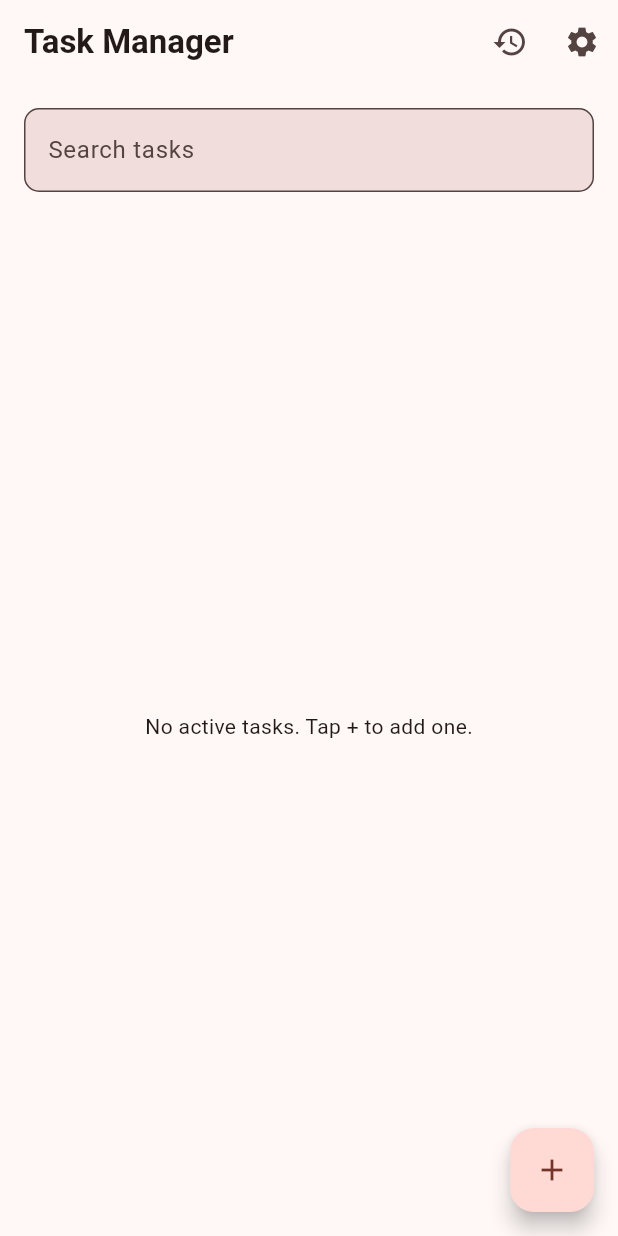
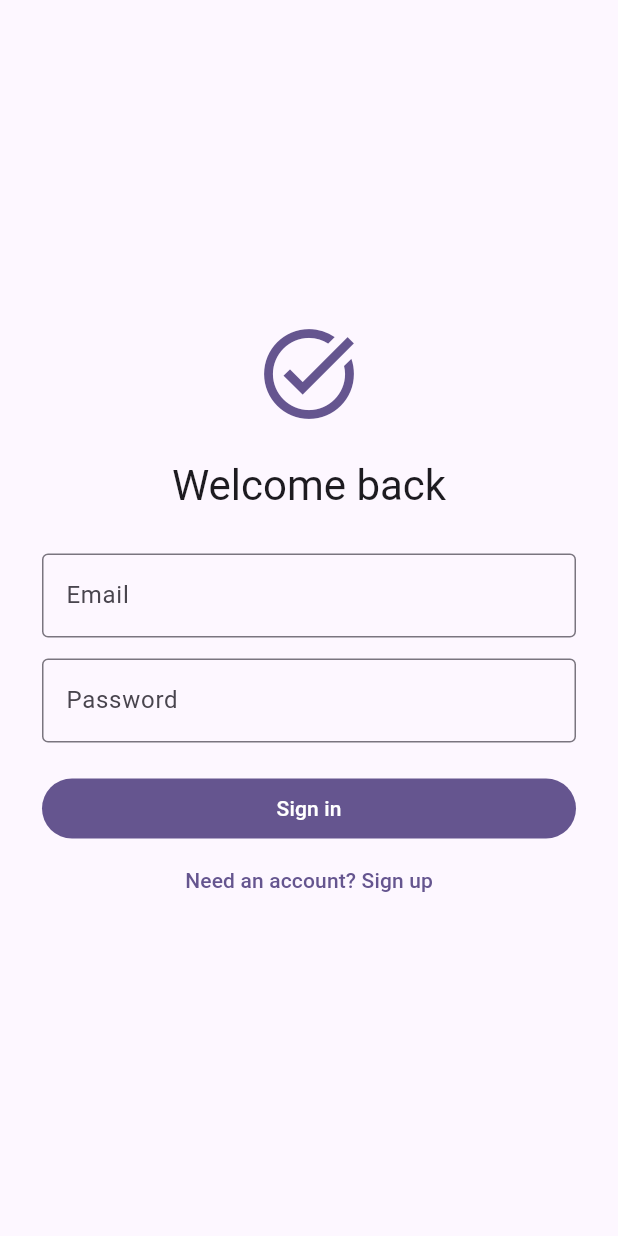
Before and after one commit to sumanmagar69/task-manager, a Flutter app: the screen it shows after launch, on a phone screen of 412 x 824 dp. Run offline on Flutter 3.47's test engine with Material 3 defaults, Android fonts, the phone set to English and light mode, and no system bars; our stand-ins replace cloud_firestore, firebase_auth, firebase_core, shared_preferences, sqflite; accounts and stored records are empty.

Commit message:
Implement Firebase Auth, Firestore CRUD, Provider state management, and dynamic themes

```diff
--- a/lib/main.dart
+++ b/lib/main.dart
@@ -1,106 +1,14 @@
+import 'package:firebase_core/firebase_core.dart';
 import 'package:flutter/material.dart';
-import 'package:task_manager/models/database_helper.dart';
-import 'package:task_manager/models/task.dart';
-import 'package:task_manager/pages/add.dart';
-import 'package:task_manager/pages/settings.dart';
-import 'package:task_manager/pages/update.dart';
-import 'package:task_manager/pages/loading.dart';
-import 'package:task_manager/pages/history.dart';
+import 'package:provider/provider.dart';
+import 'providers/auth_provider.dart';
+import 'providers/task_provider.dart';
+import 'providers/theme_provider.dart';
+import 'screens/auth_screen.dart';
+import 'screens/home_screen.dart';
+import 'services/auth_service.dart';
+import 'services/task_service.dart';
+import 'theme/app_theme.dart';
 
-void main() => runApp(const MyApp());
-
-class RouteNames {
-  static const home = '/';
-  static const add = '/addtask';
-  static const updateDelete = '/update_delete';
-  static const history = '/history';
-  static const settings = '/settings';
-}
-
-class MyApp extends StatelessWidget {
-  const MyApp({super.key});
-  @override
-  Widget build(BuildContext context) => MaterialApp(
-        debugShowCheckedModeBanner: false,
-        title: 'Task Manager',
-        theme: ThemeData(colorScheme: ColorScheme.fromSeed(seedColor: Colors.red), useMaterial3: true),
-        initialRoute: RouteNames.home,
-        routes: {
-          RouteNames.home: (_) => const LoadingPage(),
-          RouteNames.add: (_) => const AddTaskPage(),
-          RouteNames.updateDelete: (context) => UpdateorDeleteTask(index: ModalRoute.of(context)!.settings.arguments as int),
-          RouteNames.history: (_) => const HistoryPage(),
-          RouteNames.settings: (_) => const SettingsPage(),
-        },
-      );
-}
-
-List<List<Object>> tasks = [];
-
-class MyHomePage extends StatefulWidget {
-  const MyHomePage({super.key});
-  @override
-  State<MyHomePage> createState() => _MyHomePageState();
-}
-
-class _MyHomePageState extends State<MyHomePage> {
-  final DatabaseHelper _databaseHelper = DatabaseHelper();
-  List<Task> _tasks = [];
-
-  @override
-  void initState() {
-    super.initState();
-    _loadTasks();
-  }
-
-  Future<void> _loadTasks() async {
-    final stored = await _databaseHelper.getTasks();
-    final active = stored.where((task) => !task.completed).toList();
-    if (!mounted) return;
-    setState(() {
-      _tasks = active;
-      tasks = active.map((task) => <Object>[task.id!, task.title, task.date, task.level, task.completed]).toList();
-    });
-  }
-
-  @override
-  Widget build(BuildContext context) => Scaffold(
-        appBar: AppBar(
-          title: const Text('Task Manager', style: TextStyle(fontWeight: FontWeight.bold)),
-          actions: [
-            IconButton(onPressed: () => Navigator.pushNamed(context, RouteNames.history), icon: const Icon(Icons.history_outlined)),
-            IconButton(onPressed: () => Navigator.pushNamed(context, RouteNames.settings), icon: const Icon(Icons.settings)),
-          ],
-        ),
-        body: Column(children: [
-          Padding(padding: const EdgeInsets.all(16), child: TextField(decoration: InputDecoration(hintText: 'Search tasks', filled: true, border: OutlineInputBorder(borderRadius: BorderRadius.circular(10))))),
-          Expanded(
-            child: _tasks.isEmpty
-                ? const Center(child: Text('No active tasks. Tap + to add one.'))
-                : ListView.builder(
-                    itemCount: tasks.length,
-                    itemBuilder: (context, index) => ListTile(
-                      title: TextButton(
-                        onPressed: () async {
-                          await Navigator.pushNamed(context, RouteNames.updateDelete, arguments: index);
-                          _loadTasks();
-                        },
-                        style: TextButton.styleFrom(alignment: Alignment.centerLeft, padding: EdgeInsets.zero),
-                        child: Text(tasks[index][1].toString()),
-                      ),
-                      subtitle: Text('${tasks[index][2]} • ${tasks[index][3]}'),
-                      trailing: Checkbox(
-                        value: tasks[index][4] as bool,
-                        onChanged: (value) async {
-                          final task = _tasks[index];
-                          await _databaseHelper.updateTask(task.copyWith(completed: value ?? false));
-                          _loadTasks();
-                        },
-                      ),
-                    ),
-                  ),
-          ),
-        ]),
-        floatingActionButton: FloatingActionButton(onPressed: () async { await Navigator.pushNamed(context, RouteNames.add); _loadTasks(); }, child: const Icon(Icons.add)),
-      );
-}
+Future<void> main() async { WidgetsFlutterBinding.ensureInitialized(); await Firebase.initializeApp(); final theme = ThemeProvider(); await theme.load(); runApp(MultiProvider(providers: [ChangeNotifierProvider.value(value: theme), ChangeNotifierProvider(create: (_) => AuthProvider(AuthService()))], child: const TaskManagerApp())); }
+class TaskManagerApp extends StatelessWidget { const TaskManagerApp({super.key}); @override Widget build(BuildContext context) => Consumer<AuthProvider>(builder: (_, auth, __) => MaterialApp(debugShowCheckedModeBanner: false, title: 'Task Manager', theme: AppTheme.light, darkTheme: AppTheme.dark, themeMode: context.watch<ThemeProvider>().mode, home: auth.loading ? const Scaffold(body: Center(child: CircularProgressIndicator())) : auth.user == null ? const AuthScreen() : ChangeNotifierProvider(create: (_) => TaskProvider(TaskService(), auth.user!.uid), child: const HomeScreen()))); }
--- a/lib/models/task.dart
+++ b/lib/models/task.dart
@@ -1,11 +1,19 @@
+import 'package:cloud_firestore/cloud_firestore.dart';
+
 class Task {
-  final int? id;
+  const Task({required this.id, required this.title, required this.description, required this.completed, required this.createdAt});
+  final String id;
   final String title;
-  final String date;
-  final String level;
+  final String description;
   final bool completed;
-  const Task({this.id, required this.title, required this.date, required this.level, required this.completed});
-  Map<String, dynamic> toMap() => {'id': id, 'title': title, 'date': date, 'level': level, 'completed': completed ? 1 : 0};
-  factory Task.fromMap(Map<String, dynamic> map) => Task(id: map['id'] as int?, title: map['title'] as String, date: map['date'] as String, level: map['level'] as String, completed: map['completed'] == 1);
-  Task copyWith({bool? completed}) => Task(id: id, title: title, date: date, level: level, completed: completed ?? this.completed);
+  final DateTime createdAt;
+
+  factory Task.fromDocument(DocumentSnapshot<Map<String, dynamic>> document) {
+    final data = document.data() ?? <String, dynamic>{};
+    final timestamp = data['createdAt'];
+    return Task(id: document.id, title: data['title'] as String? ?? '', description: data['description'] as String? ?? '', completed: data['completed'] as bool? ?? false, createdAt: timestamp is Timestamp ? timestamp.toDate() : DateTime.now());
+  }
+
+  Map<String, dynamic> toMap() => {'title': title, 'description': description, 'completed': completed, 'createdAt': Timestamp.fromDate(createdAt)};
+  Task copyWith({String? title, String? description, bool? completed}) => Task(id: id, title: title ?? this.title, description: description ?? this.description, completed: completed ?? this.completed, createdAt: createdAt);
 }
--- /dev/null
+++ b/lib/providers/auth_provider.dart
@@ -0,0 +1,21 @@
+import 'dart:async';
+import 'package:firebase_auth/firebase_auth.dart';
+import 'package:flutter/foundation.dart';
+import '../services/auth_service.dart';
+
+class AuthProvider extends ChangeNotifier {
+  AuthProvider(this._service) { _subscription = _service.authStateChanges.listen((user) { _user = user; _loading = false; notifyListeners(); }); }
+  final AuthService _service;
+  late final StreamSubscription<User?> _subscription;
+  User? _user;
+  bool _loading = true;
+  String? _error;
+  User? get user => _user;
+  bool get loading => _loading;
+  String? get error => _error;
+  Future<bool> signIn(String email, String password) => _run(() => _service.signIn(email, password));
+  Future<bool> signUp(String email, String password) => _run(() => _service.signUp(email, password));
+  Future<void> signOut() => _service.signOut();
+  Future<bool> _run(Future<void> Function() operation) async { _error = null; try { await operation(); return true; } on FirebaseAuthException catch (error) { _error = error.message ?? 'Authentication failed'; } catch (_) { _error = 'Something went wrong'; } notifyListeners(); return false; }
+  @override void dispose() { _subscription.cancel(); super.dispose(); }
+}
--- /dev/null
+++ b/lib/providers/task_provider.dart
@@ -0,0 +1,20 @@
+import 'dart:async';
+import 'package:flutter/foundation.dart';
+import '../models/task.dart';
+import '../services/task_service.dart';
+
+class TaskProvider extends ChangeNotifier {
+  TaskProvider(this._service, this.uid) { _subscription = _service.watchTasks(uid).listen((value) { _tasks = value; _error = null; notifyListeners(); }, onError: (_) { _error = 'Unable to load tasks. Check Firestore setup.'; notifyListeners(); }); }
+  final TaskService _service;
+  final String uid;
+  late final StreamSubscription<List<Task>> _subscription;
+  List<Task> _tasks = [];
+  String? _error;
+  List<Task> get tasks => List.unmodifiable(_tasks);
+  String? get error => _error;
+  Future<void> add(String title, String description) => _service.createTask(uid, title, description);
+  Future<void> update(Task task, String title, String description) => _service.updateTask(uid, task.copyWith(title: title.trim(), description: description.trim()));
+  Future<void> toggle(Task task) => _service.updateTask(uid, task.copyWith(completed: !task.completed));
+  Future<void> remove(Task task) => _service.deleteTask(uid, task.id);
+  @override void dispose() { _subscription.cancel(); super.dispose(); }
+}
--- /dev/null
+++ b/lib/providers/theme_provider.dart
@@ -0,0 +1,9 @@
+import 'package:flutter/material.dart';
+import 'package:shared_preferences/shared_preferences.dart';
+
+class ThemeProvider extends ChangeNotifier {
+  ThemeMode _mode = ThemeMode.light;
+  ThemeMode get mode => _mode;
+  Future<void> load() async { final preferences = await SharedPreferences.getInstance(); _mode = preferences.getBool('darkMode') == true ? ThemeMode.dark : ThemeMode.light; notifyListeners(); }
+  Future<void> toggle() async { _mode = _mode == ThemeMode.dark ? ThemeMode.light : ThemeMode.dark; notifyListeners(); final preferences = await SharedPreferences.getInstance(); await preferences.setBool('darkMode', _mode == ThemeMode.dark); }
+}
--- /dev/null
+++ b/lib/screens/auth_screen.dart
@@ -0,0 +1,11 @@
+import 'package:flutter/material.dart';
+import 'package:provider/provider.dart';
+import '../providers/auth_provider.dart';
+
+class AuthScreen extends StatefulWidget { const AuthScreen({super.key}); @override State<AuthScreen> createState() => _AuthScreenState(); }
+class _AuthScreenState extends State<AuthScreen> {
+  final _formKey = GlobalKey<FormState>(); final _email = TextEditingController(); final _password = TextEditingController(); bool _signUp = false; bool _busy = false;
+  Future<void> _submit() async { if (!_formKey.currentState!.validate()) return; setState(() => _busy = true); final auth = context.read<AuthProvider>(); final success = _signUp ? await auth.signUp(_email.text, _password.text) : await auth.signIn(_email.text, _password.text); if (mounted) { setState(() => _busy = false); if (!success) ScaffoldMessenger.of(context).showSnackBar(SnackBar(content: Text(auth.error ?? 'Request failed'))); } }
+  @override Widget build(BuildContext context) => Scaffold(body: Center(child: SingleChildScrollView(padding: const EdgeInsets.all(28), child: Form(key: _formKey, child: Column(crossAxisAlignment: CrossAxisAlignment.stretch, children: [Icon(Icons.task_alt, size: 72, color: Theme.of(context).colorScheme.primary), const SizedBox(height: 20), Text(_signUp ? 'Create account' : 'Welcome back', textAlign: TextAlign.center, style: Theme.of(context).textTheme.headlineMedium), const SizedBox(height: 28), TextFormField(controller: _email, keyboardType: TextInputType.emailAddress, decoration: const InputDecoration(labelText: 'Email'), validator: (value) => value == null || !value.contains('@') ? 'Enter a valid email' : null), const SizedBox(height: 14), TextFormField(controller: _password, obscureText: true, decoration: const InputDecoration(labelText: 'Password'), validator: (value) => value == null || value.length < 6 ? 'Use at least 6 characters' : null), const SizedBox(height: 20), FilledButton(onPressed: _busy ? null : _submit, child: Text(_busy ? 'Please wait...' : _signUp ? 'Sign up' : 'Sign in')), TextButton(onPressed: _busy ? null : () => setState(() => _signUp = !_signUp), child: Text(_signUp ? 'Already registered? Sign in' : 'Need an account? Sign up'))]))));
+  @override void dispose() { _email.dispose(); _password.dispose(); super.dispose(); }
+}
--- /dev/null
+++ b/lib/screens/home_screen.dart
@@ -0,0 +1,17 @@
+import 'package:flutter/material.dart';
+import 'package:provider/provider.dart';
+import '../models/task.dart';
+import '../providers/auth_provider.dart';
+import '../providers/task_provider.dart';
+import '../providers/theme_provider.dart';
+
+class HomeScreen extends StatefulWidget { const HomeScreen({super.key}); @override State<HomeScreen> createState() => _HomeScreenState(); }
+class _HomeScreenState extends State<HomeScreen> {
+  String _filter = 'All';
+  @override Widget build(BuildContext context) { final provider = context.watch<TaskProvider>(); final visible = provider.tasks.where((task) => _filter == 'All' || (_filter == 'Active' && !task.completed) || (_filter == 'Completed' && task.completed)).toList(); return Scaffold(appBar: AppBar(title: const Text('My Tasks')), drawer: _drawer(context), body: Column(children: [Padding(padding: const EdgeInsets.all(16), child: SegmentedButton<String>(segments: const [ButtonSegment(value: 'All', label: Text('All')), ButtonSegment(value: 'Active', label: Text('Active')), ButtonSegment(value: 'Completed', label: Text('Done'))], selected: {_filter}, onSelectionChanged: (selection) => setState(() => _filter = selection.first))), Expanded(child: provider.error != null ? Center(child: Text(provider.error!)) : visible.isEmpty ? const Center(child: Text('No tasks yet. Tap + to add one.')) : ListView.builder(padding: const EdgeInsets.symmetric(horizontal: 16), itemCount: visible.length, itemBuilder: (_, index) => _TaskTile(task: visible[index], onEdit: () => _showForm(context, visible[index]))))]), floatingActionButton: FloatingActionButton.extended(onPressed: () => _showForm(context), icon: const Icon(Icons.add), label: const Text('New task'))); }
+  Widget _drawer(BuildContext context) => Drawer(child: SafeArea(child: Column(children: [ListTile(leading: const Icon(Icons.account_circle), title: Text(context.read<AuthProvider>().user?.email ?? 'Account')), Consumer<ThemeProvider>(builder: (_, theme, __) => SwitchListTile(title: const Text('Dark mode'), value: theme.mode == ThemeMode.dark, onChanged: (_) => theme.toggle())), const Spacer(), ListTile(leading: const Icon(Icons.logout), title: const Text('Sign out'), onTap: () => context.read<AuthProvider>().signOut())])));
+  Future<void> _showForm(BuildContext context, [Task? task]) async { final title = TextEditingController(text: task?.title); final description = TextEditingController(text: task?.description); final key = GlobalKey<FormState>(); await showDialog<void>(context: context, builder: (_) => AlertDialog(title: Text(task == null ? 'New task' : 'Edit task'), content: Form(key: key, child: Column(mainAxisSize: MainAxisSize.min, children: [TextFormField(controller: title, autofocus: true, decoration: const InputDecoration(labelText: 'Title'), validator: (value) => value == null || value.trim().isEmpty ? 'Enter a title' : null), const SizedBox(height: 12), TextField(controller: description, maxLines: 3, decoration: const InputDecoration(labelText: 'Description (optional)'))])), actions: [TextButton(onPressed: () => Navigator.pop(context), child: const Text('Cancel')), FilledButton(onPressed: () { if (!key.currentState!.validate()) return; final tasks = context.read<TaskProvider>(); if (task == null) { tasks.add(title.text, description.text); } else { tasks.update(task, title.text, description.text); } Navigator.pop(context); }, child: const Text('Save'))])); title.dispose(); description.dispose(); }
+}
+class _TaskTile extends StatelessWidget { const _TaskTile({required this.task, required this.onEdit}); final Task task; final VoidCallback onEdit; @override Widget build(BuildContext context) => Dismissible(key: ValueKey(task.id), direction: DismissDirection.endToStart, background: Container(color: Colors.red, alignment: Alignment.centerRight, padding: const EdgeInsets.only(right: 20), child: const Icon(Icons.delete, color: Colors.white)), confirmDismiss: (_) => _confirm(context), onDismissed: (_) => context.read<TaskProvider>().remove(task), child: Card(margin: const EdgeInsets.only(bottom: 8), child: ListTile(onTap: onEdit, leading: Checkbox(value: task.completed, onChanged: (_) => context.read<TaskProvider>().toggle(task)), title: Text(task.title, style: TextStyle(decoration: task.completed ? TextDecoration.lineThrough : null, fontWeight: FontWeight.w600)), subtitle: task.description.isEmpty ? null : Text(task.description, maxLines: 2, overflow: TextOverflow.ellipsis)))); }
+  Future<bool> _confirm(BuildContext context) async => await showDialog<bool>(context: context, builder: (_) => AlertDialog(title: const Text('Delete task?'), content: const Text('This task will be deleted permanently.'), actions: [TextButton(onPressed: () => Navigator.pop(context, false), child: const Text('Cancel')), FilledButton(onPressed: () => Navigator.pop(context, true), child: const Text('Delete'))])) ?? false;
+}
--- /dev/null
+++ b/lib/services/auth_service.dart
@@ -0,0 +1,9 @@
+import 'package:firebase_auth/firebase_auth.dart';
+
+class AuthService {
+  final FirebaseAuth _auth = FirebaseAuth.instance;
+  Stream<User?> get authStateChanges => _auth.authStateChanges();
+  Future<void> signIn(String email, String password) async => _auth.signInWithEmailAndPassword(email: email.trim(), password: password);
+  Future<void> signUp(String email, String password) async => _auth.createUserWithEmailAndPassword(email: email.trim(), password: password);
+  Future<void> signOut() => _auth.signOut();
+}
--- /dev/null
+++ b/lib/services/task_service.dart
@@ -0,0 +1,11 @@
+import 'package:cloud_firestore/cloud_firestore.dart';
+import '../models/task.dart';
+
+class TaskService {
+  final FirebaseFirestore _firestore = FirebaseFirestore.instance;
+  CollectionReference<Map<String, dynamic>> _collection(String uid) => _firestore.collection('users').doc(uid).collection('tasks');
+  Stream<List<Task>> watchTasks(String uid) => _collection(uid).orderBy('createdAt', descending: true).snapshots().map((snapshot) => snapshot.docs.map(Task.fromDocument).toList());
+  Future<void> createTask(String uid, String title, String description) => _collection(uid).add({'title': title.trim(), 'description': description.trim(), 'completed': false, 'createdAt': FieldValue.serverTimestamp()});
+  Future<void> updateTask(String uid, Task task) => _collection(uid).doc(task.id).update(task.toMap());
+  Future<void> deleteTask(String uid, String taskId) => _collection(uid).doc(taskId).delete();
+}
--- /dev/null
+++ b/lib/theme/app_theme.dart
@@ -0,0 +1,7 @@
+import 'package:flutter/material.dart';
+
+class AppTheme {
+  static ThemeData _theme(Brightness brightness) => ThemeData(useMaterial3: true, brightness: brightness, colorScheme: ColorScheme.fromSeed(seedColor: const Color(0xff6750a4), brightness: brightness), inputDecorationTheme: const InputDecorationTheme(border: OutlineInputBorder()));
+  static ThemeData get light => _theme(Brightness.light);
+  static ThemeData get dark => _theme(Brightness.dark);
+}
```
Also changed, not shown: pubspec.yaml (+6 -3 lines), 1 other file.
